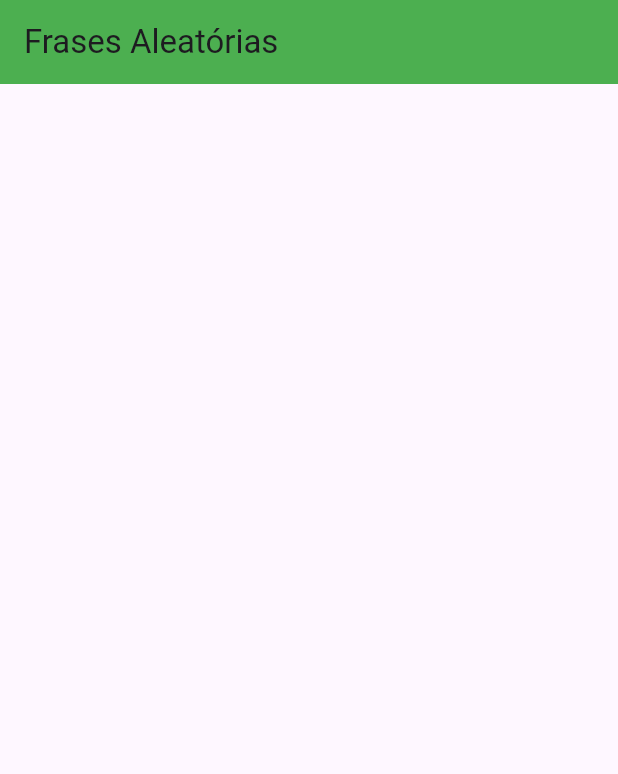
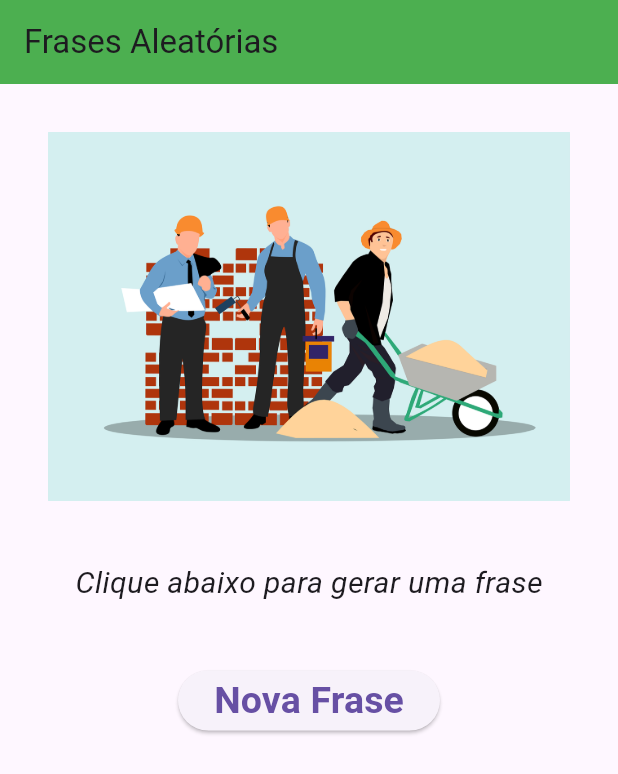
Before and after one commit to SrLuppo/frases_aleatorias, a Flutter app: the screen it shows after launch, on a phone screen of 412 x 824 dp. Shown: the top 774 px of the screen. Run offline on Flutter 3.47's test engine with Material 3 defaults, Android fonts, the phone set to English and light mode, and no system bars.

Commit message:
app finalizado

```diff
--- a/lib/pages/home.dart
+++ b/lib/pages/home.dart
@@ -1,20 +1,77 @@
+import 'dart:math';
+
 import 'package:flutter/material.dart';
 
 class Home extends StatefulWidget {
   const Home({super.key});
+
 
   @override
   State<Home> createState() => _HomeState();
 }
 
 class _HomeState extends State<Home> {
+  String _message = "Clique abaixo para gerar uma frase";
+
+  List<String>  messages = [
+    "Bom dia",
+    "Seja Bem-Vindo",
+    "Hoje vamos rodar um App",
+    "Você vai aprender Flutter"
+  ];
+
+  void _generationText(){
+
+    int i = Random().nextInt(messages.length);
+
+    setState(() {
+      this._message = messages[i];
+    });
+  }
+
   @override
   Widget build(BuildContext context) {
     return Scaffold(
       appBar: AppBar(
-        title: Text("Frases Aleatórias"),
+        title: const Text("Frases Aleatórias"),
         backgroundColor: Colors.green,
       ),
+      body: Center(
+        child: Container(
+        padding: EdgeInsets.all(16),
+        margin: EdgeInsets.all(16),
+        child: Column(
+        children: [
+        Image.asset(
+          "images/construction.png",
+          fit: BoxFit.fill,
+          scale: 1.5,
+        ),
+        Padding(
+          padding: EdgeInsets.only(top: 40),
+          child: Text(
+            _message,
+            style: TextStyle(
+                fontSize: 20,
+                fontStyle: FontStyle.italic
+            ),
+            ),
+        ),
+        Padding(padding: EdgeInsets.only(top: 40),
+          child: ElevatedButton(
+          onPressed: () => _generationText(),
+          child: const Text(
+            "Nova Frase",
+            style: TextStyle(
+              fontSize: 25,
+              fontWeight: FontWeight.bold
+            ),
+            ),
+          ),
+        )
+      ],),
+      ) ,
+      )
     );
   }
 }
```
